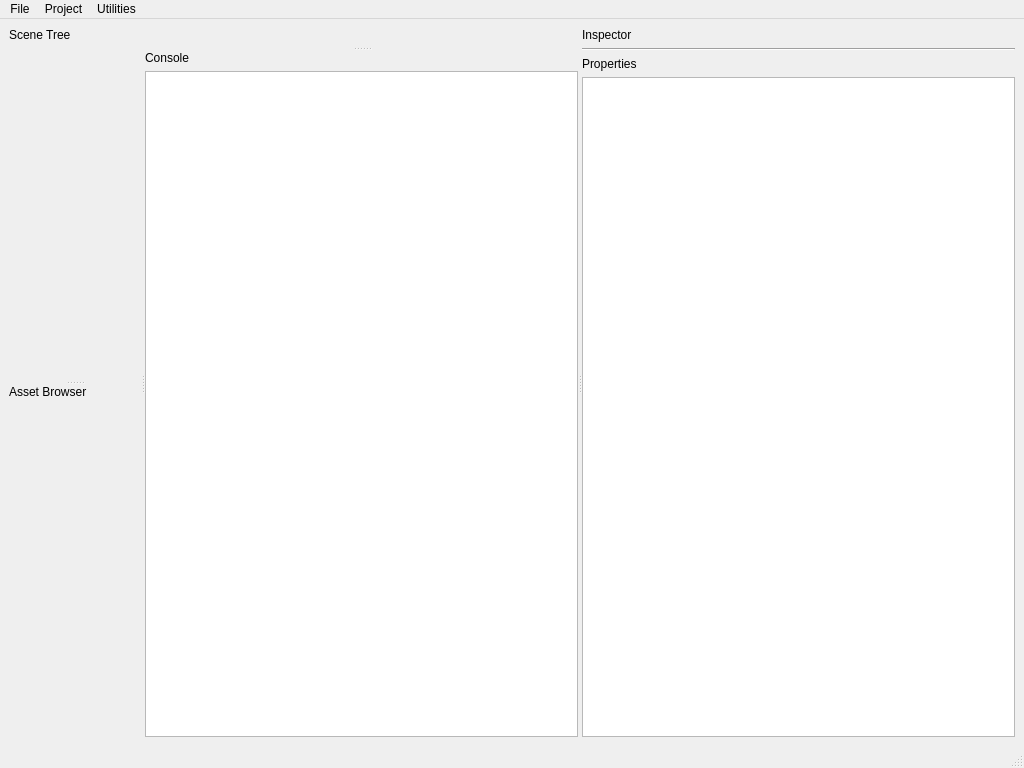
janos-ijgyarto/vadon, file tools/editor/application/VadonEditor/UI/MainWindow.ui: the form before one commit.
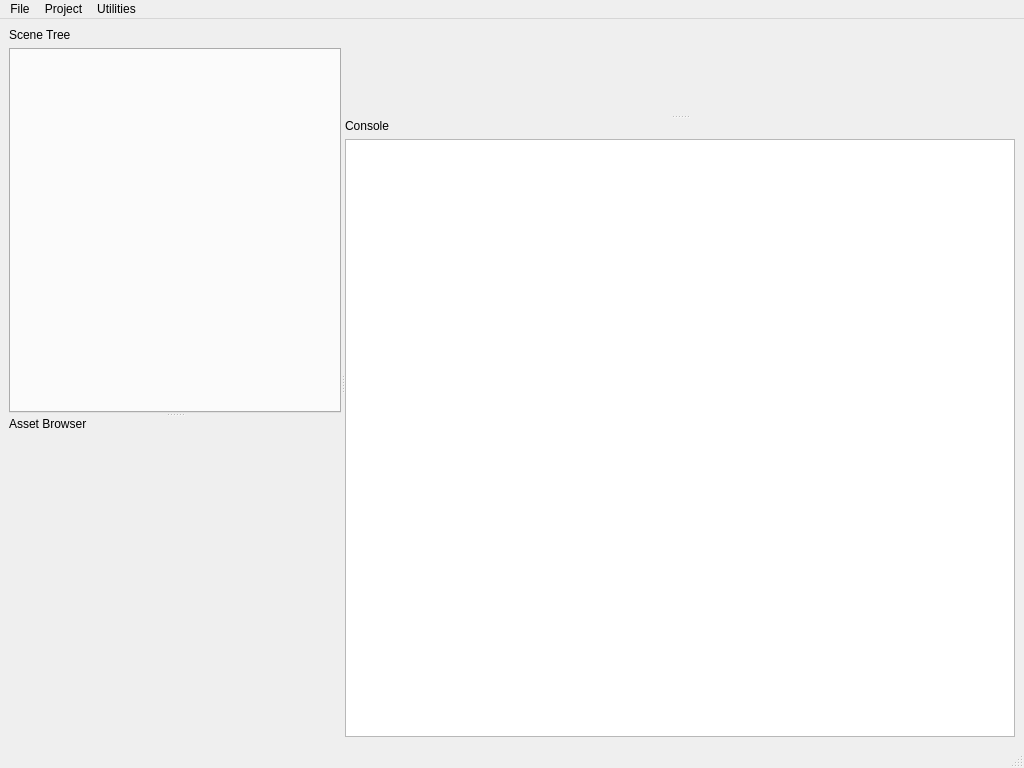
The form after the commit. Custom widgets are drawn as their Qt base class.

```diff
--- a/tools/editor/application/VadonEditor/UI/MainWindow.ui
+++ b/tools/editor/application/VadonEditor/UI/MainWindow.ui
@@ -37,7 +37,7 @@
         <enum>Qt::Orientation::Vertical</enum>
        </property>
        <widget class="QWidget" name="verticalLayoutWidget_3">
-        <layout class="QVBoxLayout" name="sceneTreeVBox" stretch="0,1">
+        <layout class="QVBoxLayout" name="sceneTreeVBox" stretch="0,0">
          <item>
           <widget class="QLabel" name="sceneTreeLabel">
            <property name="text">
@@ -46,7 +46,11 @@
           </widget>
          </item>
          <item>
-          <widget class="VadonEditor::UI::SceneTree" name="sceneTree" native="true"/>
+          <widget class="QTabWidget" name="sceneTabWidget">
+           <property name="currentIndex">
+            <number>-1</number>
+           </property>
+          </widget>
          </item>
         </layout>
        </widget>
@@ -69,22 +73,7 @@
        <property name="orientation">
         <enum>Qt::Orientation::Vertical</enum>
        </property>
-       <widget class="QWidget" name="verticalLayoutWidget_5">
-        <layout class="QVBoxLayout" name="centralVBox" stretch="0,0">
-         <item>
-          <widget class="QTabBar" name="sceneTabBar" native="true">
-           <layout class="QVBoxLayout" name="verticalLayout">
-            <item>
-             <widget class="QWidget" name="sceneTabBarFiller" native="true"/>
-            </item>
-           </layout>
-          </widget>
-         </item>
-         <item>
-          <widget class="VadonEditor::UI::RenderWidget" name="viewport" native="true"/>
-         </item>
-        </layout>
-       </widget>
+       <widget class="VadonEditor::UI::RenderWidget" name="viewport" native="true"/>
        <widget class="QWidget" name="verticalLayoutWidget">
         <layout class="QVBoxLayout" name="consoleVBox">
          <item>
@@ -107,34 +96,6 @@
         </layout>
        </widget>
       </widget>
-      <widget class="QWidget" name="verticalLayoutWidget_4">
-       <layout class="QVBoxLayout" name="inspectorVBox">
-        <item>
-         <widget class="QLabel" name="inspectorLabel">
-          <property name="text">
-           <string>Inspector</string>
-          </property>
-         </widget>
-        </item>
-        <item>
-         <widget class="Line" name="inspectorSeparator">
-          <property name="orientation">
-           <enum>Qt::Orientation::Horizontal</enum>
-          </property>
-         </widget>
-        </item>
-        <item>
-         <widget class="QLabel" name="propertyListLabel">
-          <property name="text">
-           <string>Properties</string>
-          </property>
-         </widget>
-        </item>
-        <item>
-         <widget class="QListWidget" name="propertyList"/>
-        </item>
-       </layout>
-      </widget>
      </widget>
     </item>
    </layout>
@@ -247,12 +208,6 @@
   </action>
  </widget>
  <customwidgets>
-  <customwidget>
-   <class>QTabBar</class>
-   <extends>QWidget</extends>
-   <header location="global">QTabBar</header>
-   <container>1</container>
-  </customwidget>
   <customwidget>
    <class>VadonEditor::UI::RenderWidget</class>
    <extends>QWidget</extends>
@@ -265,12 +220,6 @@
    <header>VadonEditor/UI/Project/Asset/AssetBrowser.hpp</header>
    <container>1</container>
   </customwidget>
-  <customwidget>
-   <class>VadonEditor::UI::SceneTree</class>
-   <extends>QWidget</extends>
-   <header>VadonEditor/UI/Model/Scene/SceneTree.hpp</header>
-   <container>1</container>
-  </customwidget>
  </customwidgets>
  <resources/>
  <connections>
```
Left out of the diff: 8 changed lines with no effect on the pictures.
